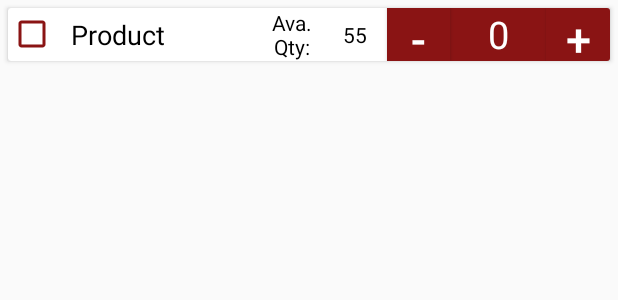
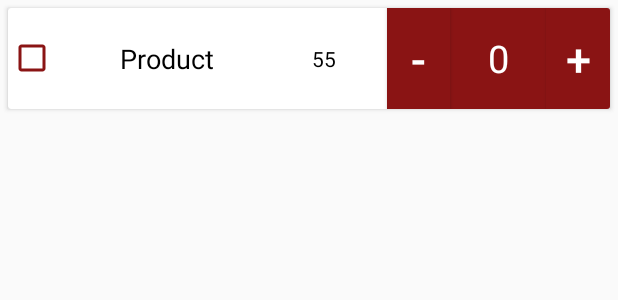
Before and after one commit to saadibnelukman/ncplnfml, an Android app: the layout product_card.xml on its own in the app's theme, with its tools: preview values and no code run, on a phone screen of 412 x 824 dp. Shown: the top 300 px of the screen. Run offline under Robolectric (Android 15) with nearby library versions, the phone set to English and light mode, and no system bars.

Commit message:
Preliminary Done

```diff
--- a/app/build.gradle
+++ b/app/build.gradle
@@ -42,4 +42,8 @@ dependencies {
     implementation 'com.github.ganfra:material-spinner:1.1.1'
 
 
+    implementation 'com.intuit.sdp:sdp-android:1.0.6'
+
+
+
 }
--- a/app/src/main/java/com/example/ncplnfml/OrderActivity.java
+++ b/app/src/main/java/com/example/ncplnfml/OrderActivity.java
@@ -166,6 +166,8 @@ public class OrderActivity extends AppCompatActivity {
 
     @Override
     public void onBackPressed() {
+        Intent intent = new Intent(OrderActivity.this,CategoryActivity.class);
+        startActivity(intent);
         finish();
     }
 
--- a/app/src/main/java/com/example/ncplnfml/OrderAdapter.java
+++ b/app/src/main/java/com/example/ncplnfml/OrderAdapter.java
@@ -77,7 +77,7 @@ public class OrderAdapter extends RecyclerView.Adapter<OrderAdapter.MyViewHolder
 //                int pos = findPosition(getOrderPID().get(position));
 //                updateArray(getQtyProducts().get(position),getOrderPID().get(position),holder.qty.getText().toString(),pos);
 
-                int pos = findPosition(getOrderPID().get(position));
+                int pos = findPosition(s.toString());
                 if(holder.qty.getText().toString().equals("")){
 
                     return;
--- a/app/src/main/java/com/example/ncplnfml/ProductActivity.java
+++ b/app/src/main/java/com/example/ncplnfml/ProductActivity.java
@@ -137,7 +137,7 @@ public class ProductActivity extends AppCompatActivity {
         productAdapter = new ProductAdapter(this,model);
         recyclerView.setAdapter(productAdapter);
         recyclerView.setLayoutManager(new LinearLayoutManager(this));
-        recyclerView.setItemAnimator(new DefaultItemAnimator());
+        //recyclerView.setItemAnimator(new DefaultItemAnimator());
 //        GridLayoutManager gridLayoutManager = new GridLayoutManager(this,1);
 //        recyclerView.setLayoutManager(gridLayoutManager);
 
--- a/app/src/main/java/com/example/ncplnfml/ProductAdapter.java
+++ b/app/src/main/java/com/example/ncplnfml/ProductAdapter.java
@@ -74,7 +74,7 @@ public class ProductAdapter extends RecyclerView.Adapter<ProductAdapter.MyNewVie
          final Model product=products[position];
         holder.productTextView.setText(product.getProduct());
         //holder.qty.setText(getQtyProducts().get(position));
-        holder.ava_qty.setText(product.getAvaQty());
+        holder.ava_qty.setText("Ava.: " +product.getAvaQty());
 
         if(getQtyProducts().size() > 0){
         int pos = findPosition(product.getPID());
--- a/app/src/main/res/layout/activity_product.xml
+++ b/app/src/main/res/layout/activity_product.xml
@@ -3,7 +3,7 @@
     xmlns:android="http://schemas.android.com/apk/res/android"
     xmlns:tools="http://schemas.android.com/tools"
     android:layout_width="match_parent"
-    android:layout_height="wrap_content"
+    android:layout_height="match_parent"
     android:orientation="vertical"
     tools:context=".ProductActivity">
 
--- a/app/src/main/res/layout/product_card.xml
+++ b/app/src/main/res/layout/product_card.xml
@@ -3,12 +3,12 @@
     xmlns:app="http://schemas.android.com/apk/res-auto"
     xmlns:android="http://schemas.android.com/apk/res/android"
     android:layout_width="match_parent"
-    android:layout_height="wrap_content"
+    android:layout_height="@dimen/_60sdp"
     android:orientation="vertical"
     android:gravity="center">
     <androidx.cardview.widget.CardView
         android:layout_width="match_parent"
-        android:layout_height="wrap_content"
+        android:layout_height="match_parent"
         android:orientation="horizontal"
         android:layout_margin="5dp"
         >
@@ -22,7 +22,7 @@
             <CheckBox
                 android:id="@+id/checkbox"
                 android:layout_width="0dp"
-                android:layout_height="wrap_content"
+                android:layout_height="match_parent"
                 android:gravity="center_vertical"
                 android:theme="@style/Check"
                 app:buttonTint="@color/colorPrimary"
@@ -34,27 +34,24 @@
             <TextView
                 android:id="@+id/productTextView"
                 android:layout_width="0dp"
-                android:layout_height="wrap_content"
+                android:layout_height="match_parent"
                 android:text="Product"
                 android:layout_weight="3"
                 android:textSize="18sp"
                 android:textColor="@color/black"
+                android:gravity="center"
+                android:maxLines="2"
                 />
-            <TextView
-                android:layout_width="0dp"
-                android:layout_height="wrap_content"
-                android:layout_weight="1"
-                android:textColor="@color/black"
-                android:text="Ava. Qty:"
-                android:textAlignment="center"/>
+
             <TextView
                 android:id="@+id/ava_qty"
                 android:layout_width="0dp"
-                android:layout_height="wrap_content"
-                android:layout_weight="1"
+                android:layout_height="match_parent"
+                android:layout_weight="2"
                 android:textColor="@color/black"
                 android:text="55"
-                android:textAlignment="center"/>
+                android:textAlignment="center"
+                android:gravity="center"/>
 
             <Button
                 android:id="@+id/dBtn"
```
